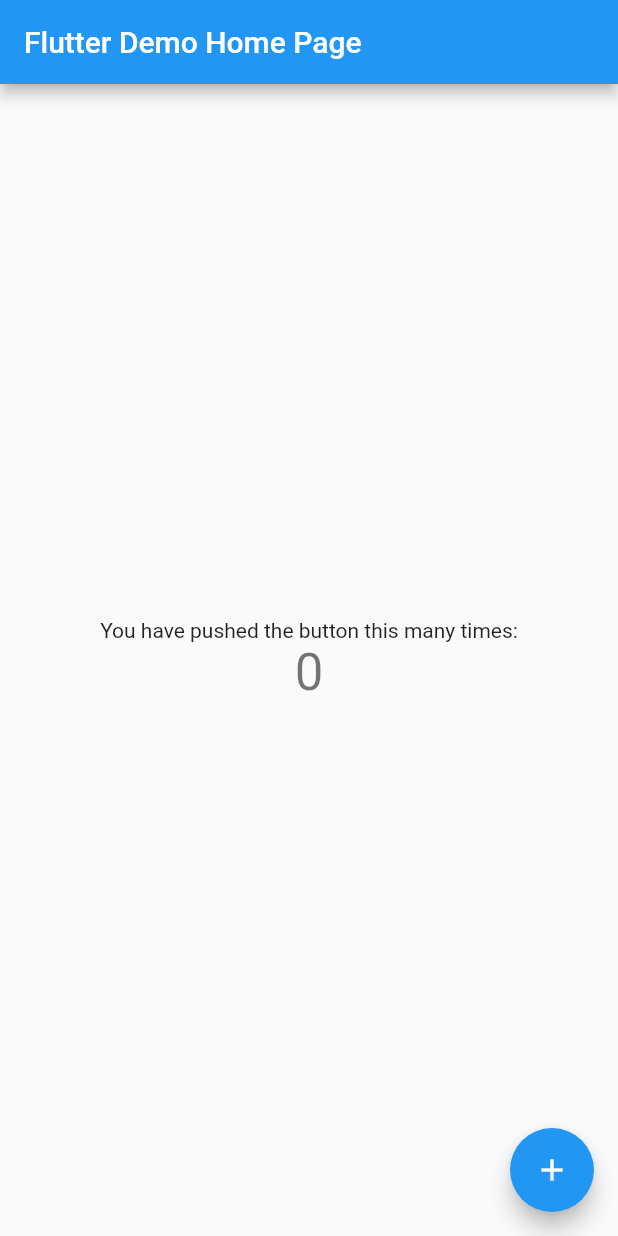
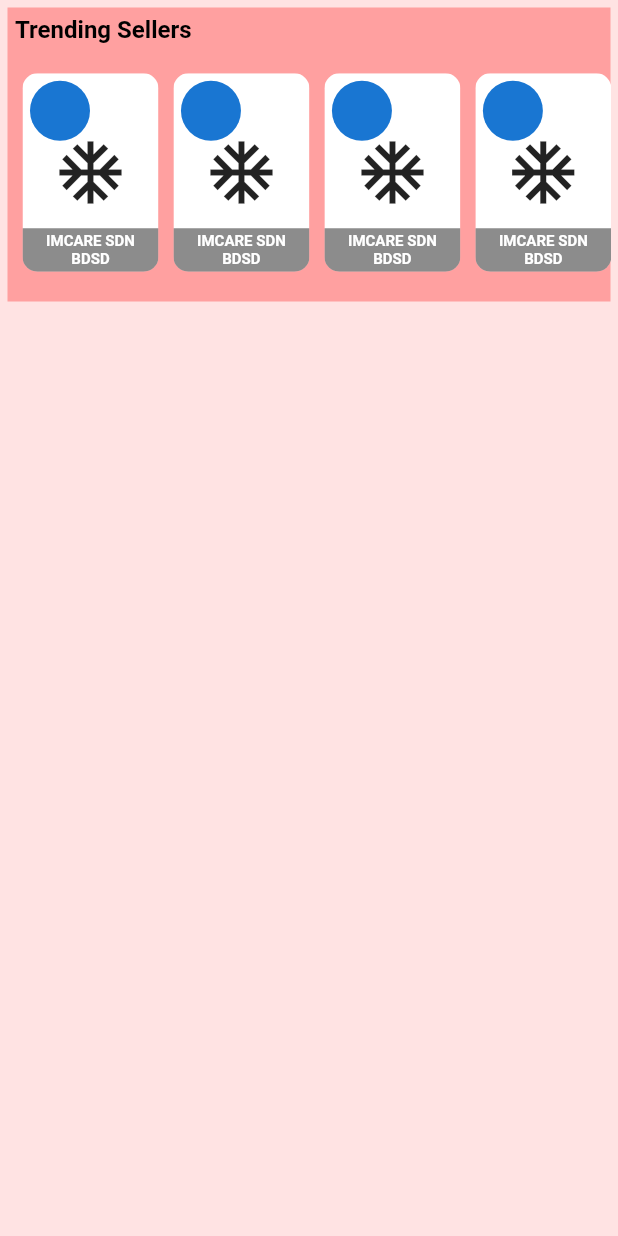
Before and after one commit to joardershawon/audacityTestProject, a Flutter app: the screen it shows after launch, on a phone screen of 412 x 824 dp. Run offline on Flutter 3.47's test engine with Material 2 defaults, Android fonts, the phone set to English and light mode, and no system bars.

Commit message:
trendingSellers

```diff
--- a/lib/main.dart
+++ b/lib/main.dart
@@ -1,113 +1,6 @@
+import 'package:audacity_test_project/presentation/core/app_widget.dart';
 import 'package:flutter/material.dart';
 
 void main() {
   runApp(MyApp());
 }
-
-class MyApp extends StatelessWidget {
-  // This widget is the root of your application.
-  @override
-  Widget build(BuildContext context) {
-    return MaterialApp(
-      title: 'Flutter Demo',
-      theme: ThemeData(
-        // This is the theme of your application.
-        //
-        // Try running your application with "flutter run". You'll see the
-        // application has a blue toolbar. Then, without quitting the app, try
-        // changing the primarySwatch below to Colors.green and then invoke
-        // "hot reload" (press "r" in the console where you ran "flutter run",
-        // or simply save your changes to "hot reload" in a Flutter IDE).
-        // Notice that the counter didn't reset back to zero; the application
-        // is not restarted.
-        primarySwatch: Colors.blue,
-      ),
-      home: MyHomePage(title: 'Flutter Demo Home Page'),
-    );
-  }
-}
-
-class MyHomePage extends StatefulWidget {
-  MyHomePage({Key? key, required this.title}) : super(key: key);
-
-  // This widget is the home page of your application. It is stateful, meaning
-  // that it has a State object (defined below) that contains fields that affect
-  // how it looks.
-
-  // This class is the configuration for the state. It holds the values (in this
-  // case the title) provided by the parent (in this case the App widget) and
-  // used by the build method of the State. Fields in a Widget subclass are
-  // always marked "final".
-
-  final String title;
-
-  @override
-  _MyHomePageState createState() => _MyHomePageState();
-}
-
-class _MyHomePageState extends State<MyHomePage> {
-  int _counter = 0;
-
-  void _incrementCounter() {
-    setState(() {
-      // This call to setState tells the Flutter framework that something has
-      // changed in this State, which causes it to rerun the build method below
-      // so that the display can reflect the updated values. If we changed
-      // _counter without calling setState(), then the build method would not be
-      // called again, and so nothing would appear to happen.
-      _counter++;
-    });
-  }
-
-  @override
-  Widget build(BuildContext context) {
-    // This method is rerun every time setState is called, for instance as done
-    // by the _incrementCounter method above.
-    //
-    // The Flutter framework has been optimized to make rerunning build methods
-    // fast, so that you can just rebuild anything that needs updating rather
-    // than having to individually change instances of widgets.
-    return Scaffold(
-      appBar: AppBar(
-        // Here we take the value from the MyHomePage object that was created by
-        // the App.build method, and use it to set our appbar title.
-        title: Text(widget.title),
-      ),
-      body: Center(
-        // Center is a layout widget. It takes a single child and positions it
-        // in the middle of the parent.
-        child: Column(
-          // Column is also a layout widget. It takes a list of children and
-          // arranges them vertically. By default, it sizes itself to fit its
-          // children horizontally, and tries to be as tall as its parent.
-          //
-          // Invoke "debug painting" (press "p" in the console, choose the
-          // "Toggle Debug Paint" action from the Flutter Inspector in Android
-          // Studio, or the "Toggle Debug Paint" command in Visual Studio Code)
-          // to see the wireframe for each widget.
-          //
-          // Column has various properties to control how it sizes itself and
-          // how it positions its children. Here we use mainAxisAlignment to
-          // center the children vertically; the main axis here is the vertical
-          // axis because Columns are vertical (the cross axis would be
-          // horizontal).
-          mainAxisAlignment: MainAxisAlignment.center,
-          children: <Widget>[
-            Text(
-              'You have pushed the button this many times:',
-            ),
-            Text(
-              '$_counter',
-              style: Theme.of(context).textTheme.headline4,
-            ),
-          ],
-        ),
-      ),
-      floatingActionButton: FloatingActionButton(
-        onPressed: _incrementCounter,
-        tooltip: 'Increment',
-        child: Icon(Icons.add),
-      ), // This trailing comma makes auto-formatting nicer for build methods.
-    );
-  }
-}
--- /dev/null
+++ b/lib/presentation/core/app_widget.dart
@@ -0,0 +1,31 @@
+import 'package:audacity_test_project/presentation/homePage/home_page.dart';
+import 'package:flutter/material.dart';
+
+class MyApp extends StatelessWidget {
+  // This widget is the root of your application.
+  @override
+  Widget build(BuildContext context) {
+    return MaterialApp(
+      debugShowCheckedModeBanner: false,
+      title: 'Flutter Demo',
+      theme: ThemeData.light().copyWith(
+        backgroundColor: Color(0xffFFE3E3),
+        accentColor: Color(0xff628395),
+        primaryColor: Color(0xffFFA0A0),
+        textTheme: TextTheme(
+          bodyText1: TextStyle(
+            color: Colors.grey,
+            fontWeight: FontWeight.bold,
+            fontSize: 16,
+          ),
+          bodyText2: TextStyle(
+            color: Colors.black,
+            fontWeight: FontWeight.bold,
+            fontSize: 16,
+          ),
+        ),
+      ),
+      home: HomePage(),
+    );
+  }
+}
--- /dev/null
+++ b/lib/presentation/homePage/home_page.dart
@@ -0,0 +1,104 @@
+import 'package:flutter/material.dart';
+
+class HomePage extends StatelessWidget {
+  @override
+  Widget build(BuildContext context) {
+    return Scaffold(
+      backgroundColor: Theme.of(context).backgroundColor,
+      body: SafeArea(
+        child: Column(
+          children: [
+            AspectRatio(
+              aspectRatio: 2,
+              child: Container(
+                margin: const EdgeInsets.all(5),
+                padding: const EdgeInsets.only(
+                  left: 5,
+                  top: 5,
+                ),
+                color: Theme.of(context).primaryColor,
+                child: Column(
+                  crossAxisAlignment: CrossAxisAlignment.start,
+                  children: [
+                    const Text('Trending Sellers'),
+                    const Spacer(),
+                    AspectRatio(
+                      aspectRatio: 3,
+                      child: Container(
+                        child: ListView.builder(
+                          scrollDirection: Axis.horizontal,
+                          itemCount: 5,
+                          itemBuilder: (context, index) {
+                            return TrendingSellersIconCard();
+                          },
+                        ),
+                      ),
+                    ),
+                    const Spacer(),
+                  ],
+                ),
+              ),
+            ),
+          ],
+        ),
+      ),
+    );
+  }
+}
+
+class TrendingSellersIconCard extends StatelessWidget {
+  const TrendingSellersIconCard({
+    Key? key,
+  }) : super(key: key);
+
+  @override
+  Widget build(BuildContext context) {
+    Size size = MediaQuery.of(context).size;
+    return Padding(
+      padding: const EdgeInsets.symmetric(horizontal: 5),
+      child: ClipRRect(
+        borderRadius: BorderRadius.circular(10),
+        child: Container(
+          height: size.height * .20,
+          width: size.width * .22,
+          decoration: BoxDecoration(
+            color: Colors.white,
+          ),
+          child: Stack(
+            clipBehavior: Clip.antiAliasWithSaveLayer,
+            children: [
+              Center(
+                child: Icon(
+                  Icons.ac_unit,
+                  size: 50,
+                ),
+              ),
+              Positioned(
+                top: 5,
+                left: 5,
+                child: CircleAvatar(),
+              ),
+              Positioned(
+                right: 0,
+                left: 0,
+                bottom: 0,
+                child: Container(
+                  padding: const EdgeInsets.all(5 / 2),
+                  color: Colors.black45,
+                  child: Text(
+                    'IMCARE SDN BDSD',
+                    style: TextStyle(
+                      color: Colors.white,
+                      fontSize: 10,
+                    ),
+                    textAlign: TextAlign.center,
+                  ),
+                ),
+              )
+            ],
+          ),
+        ),
+      ),
+    );
+  }
+}
```
Also changed, not shown: pubspec.yaml (+12 -11 lines), pubspec.lock, 7 other files.
